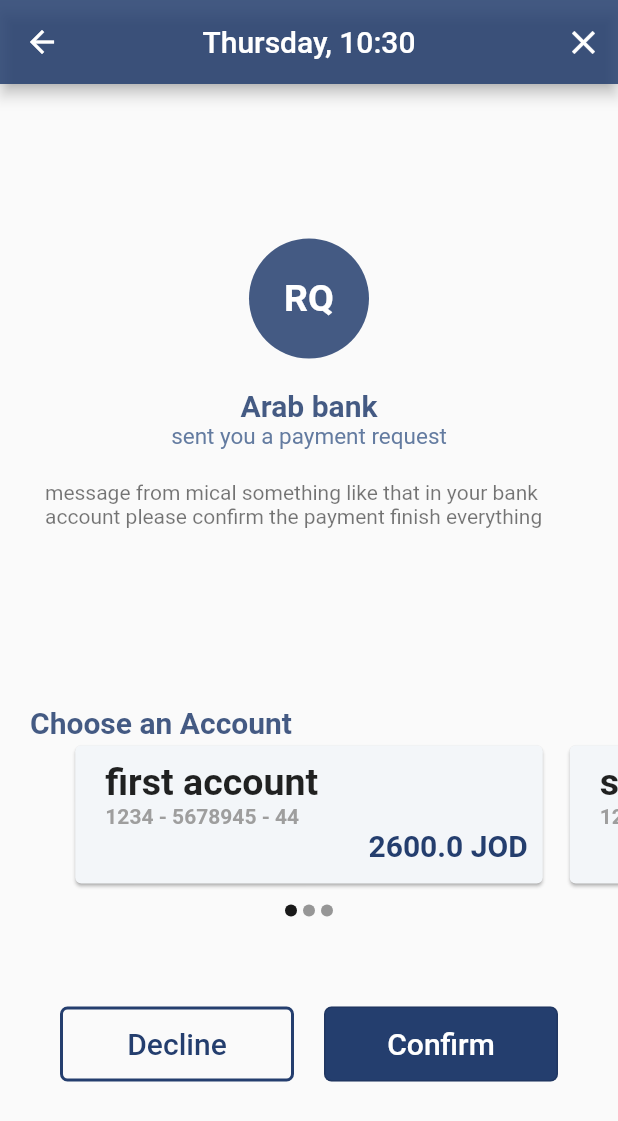
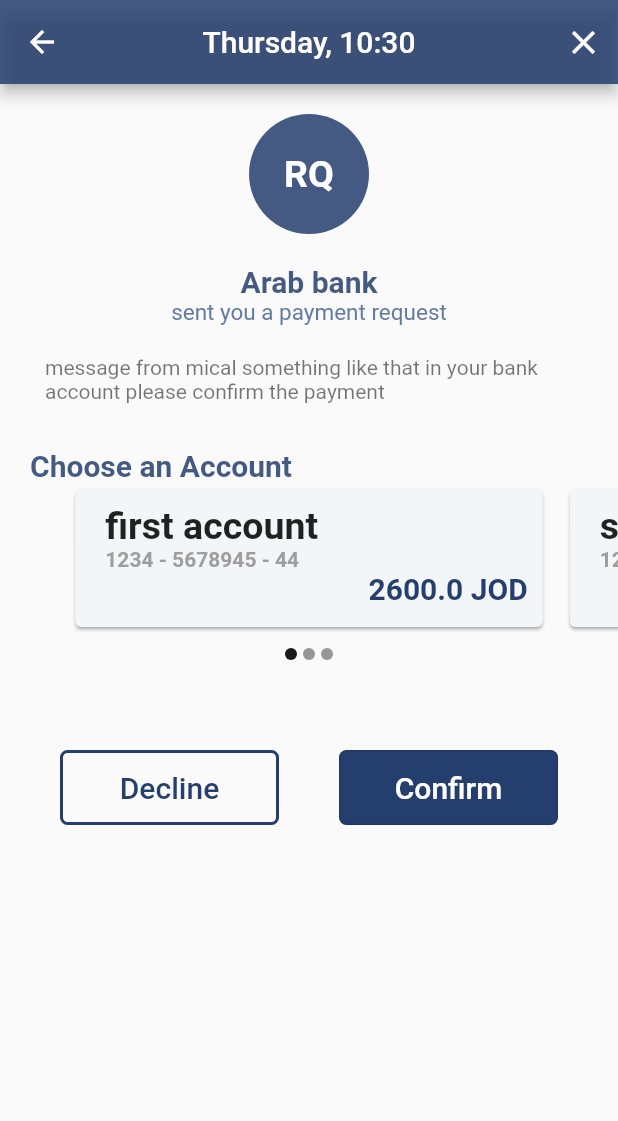
Before and after one commit to LeoSH3170218/payment_application, a Flutter app: the PaymentConfirmation screen opened by its route, on a phone screen of 412 x 824 dp. Shown: the top 1121 px of the screen. Run offline on Flutter 3.47's test engine with Material 2 defaults, Android fonts, the phone set to English and light mode, and no system bars; drawn by our look-alikes of carousel_slider.

Commit message:
Update payment_confirmation.dart

```diff
--- a/lib/pages/payment_confirmation.dart
+++ b/lib/pages/payment_confirmation.dart
@@ -5,26 +5,28 @@
 
 class PaymentConfirmation extends StatefulWidget {
   static const String id = "PAYMENT_CONFIRMATION";
+
   @override
   _PaymentConfirmationState createState() => _PaymentConfirmationState();
 }
 
 class _PaymentConfirmationState extends State<PaymentConfirmation> {
-  var day = DateFormat('EEEE').format(DateTime.now());
-  String currentTime = DateFormat('kk:mm').format(DateTime.now());
-  List<Account> accounts = [
+  var _day = DateFormat('EEEE').format(DateTime.now());
+  String _currentTime = DateFormat('kk:mm').format(DateTime.now());
+  List<Account> _accounts = [
     Account(accountID: "1234 - 5678945 - 44", accountName: "first account", balance: 2600.00),
     Account(accountID: "1234 - 4567891 - 65", accountName: "second account", balance: 1500.00),
     Account(accountID: "1234 - 4567893 - 45", accountName: "third account", balance: 6000.50)
   ];
-  int currentPos = 0;
+  int _currentPos = 0;
+
   @override
   Widget build(BuildContext context) {
 
     return Scaffold(
       resizeToAvoidBottomInset: true,
       appBar: AppBar(
-        title: Text("$day, $currentTime"),
+        title: Text("$_day, $_currentTime"),
         centerTitle: true,
         backgroundColor: Color.fromRGBO(36, 62, 110, 0.85),
         actions: [
@@ -40,10 +42,7 @@
           ),
         ],
       ),
-      body: Center(
-        child: SingleChildScrollView(
-          child: Column(
-            mainAxisAlignment: MainAxisAlignment.start,
+      body: ListView(
             children: [
               SizedBox(
                 height: 20,
@@ -65,6 +64,7 @@
               ),
               Text(
                 "Arab bank",
+                textAlign: TextAlign.center,
                 style: TextStyle(
                     fontWeight: FontWeight.bold,
                     color: Color.fromRGBO(36, 62, 110, 0.85),
@@ -73,6 +73,7 @@
               ),
               Text(
                 "sent you a payment request",
+                textAlign: TextAlign.center,
                 style: TextStyle(
                     color: Color.fromRGBO(99, 123, 160, 1),
                     fontSize: 15
@@ -81,37 +82,31 @@
               SizedBox(
                 height: 20,
               ),
-              Container(
-                height: 150,
-                child: Padding(
-                  padding: EdgeInsets.only(left: 30, right: 30),
-                  child: Text(
+              Padding(
+                  padding: EdgeInsets.only(left: 30, right: 30, bottom: 30),
+                  child: Wrap(
+                    children: [
+                      Text(
                         "message from mical something like that in your bank"
-                        " account please confirm the payment "
-                        "finish everything",
+                            " account please confirm the payment ",
                         style: TextStyle(
                           color: Colors.black54,
                         ),
                       ),
+                    ],
                   ),
                 ),
-
-
-              Row(
-                mainAxisAlignment: MainAxisAlignment.start,
-                children: [
               Padding(
-                    padding: EdgeInsets.only(left: 20),
+                padding: EdgeInsets.symmetric(horizontal: 20),
                 child: Text(
                   "Choose an Account",
+                  textAlign: TextAlign.start,
                   style: TextStyle(
                     fontWeight: FontWeight.bold,
                     fontSize: 20,
                     color: Color.fromRGBO(36, 62, 110, 0.85),
                   ),
                 ),
-                  ),
-                ],
               ),
 
               CarouselSlider(
@@ -120,18 +115,16 @@
                     enableInfiniteScroll: false,
                     onPageChanged: (i, reason) {
                       setState(() {
-                        currentPos = i;
+                        _currentPos = i;
                       });
                     }
                 ),
-
-                items: accounts.map((account) {
+                items: _accounts.map((account) {
                   return Builder(
                     builder: (BuildContext context) {
                       return Container(
                         width: MediaQuery.of(context).size.width,
                         margin: EdgeInsets.symmetric(horizontal: 5.0),
-
                         child: Card(
                           shadowColor: Colors.grey,
                           color: Color.fromRGBO(243, 246, 249, 1),
@@ -171,11 +164,8 @@
                                 ],
                               ),
                               Row(
+                                mainAxisAlignment: MainAxisAlignment.end,
                                 children: [
-                                  // SizedBox(
-                                  //   width: 190,
-                                  // ),
-                                  Spacer(),
                                   Text(
                                     account.balance.toString() + " JOD",
                                     style: TextStyle(
@@ -199,15 +189,15 @@
               ),
               Row(
                 mainAxisAlignment: MainAxisAlignment.center,
-                children: accounts.map((url) {
-                  int index = accounts.indexOf(url);
+                children: _accounts.map((url) {
+                  int index = _accounts.indexOf(url);
                   return Container(
                     width: 8.0,
                     height: 8.0,
                     margin: EdgeInsets.symmetric(vertical: 10.0, horizontal: 2.0),
                     decoration: BoxDecoration(
                       shape: BoxShape.circle,
-                      color: currentPos == index
+                      color: _currentPos == index
                           ? Color.fromRGBO(0, 0, 0, 0.9)
                           : Color.fromRGBO(0, 0, 0, 0.4),
                     ),
@@ -218,12 +208,11 @@
               SizedBox(
                 height: 50,
               ),
-              Row(
+              Padding(
+                padding: EdgeInsets.symmetric(horizontal: 40),
+                child: Row(
                   mainAxisAlignment: MainAxisAlignment.spaceBetween,
                   children: [
-                  Padding(
-                    padding: EdgeInsets.only(left: 40),
-                  ),
                     Expanded(
                       child: Container(
                         width: 150,
@@ -252,7 +241,7 @@
                       ),
                     ),
                     SizedBox(
-                    width: 20,
+                      width: 40,
                     ),
                     Expanded(
                       child: Container(
@@ -276,19 +265,13 @@
                         ),
                       ),
                     ),
-                  Padding(
-                    padding: EdgeInsets.only(right: 40),
+                  ],
                 ),
-                ],
               ),
               SizedBox(
                 height: 20,
               )
-
             ],
-          ),
-        ),
-
           ),
     );
   }
@@ -298,6 +281,7 @@
   String accountName;
   String accountID;
   double balance;
+
   Account({
     required this.accountID,
     required this.accountName,
```
Lines whose indentation alone changed are shown as unchanged.
